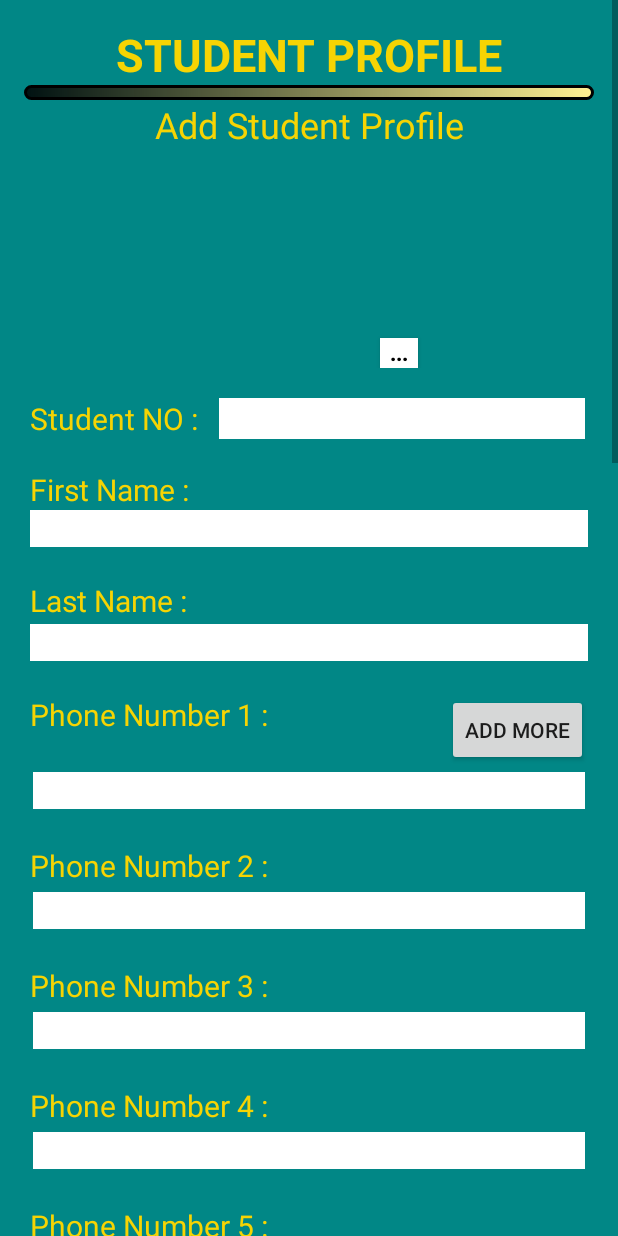
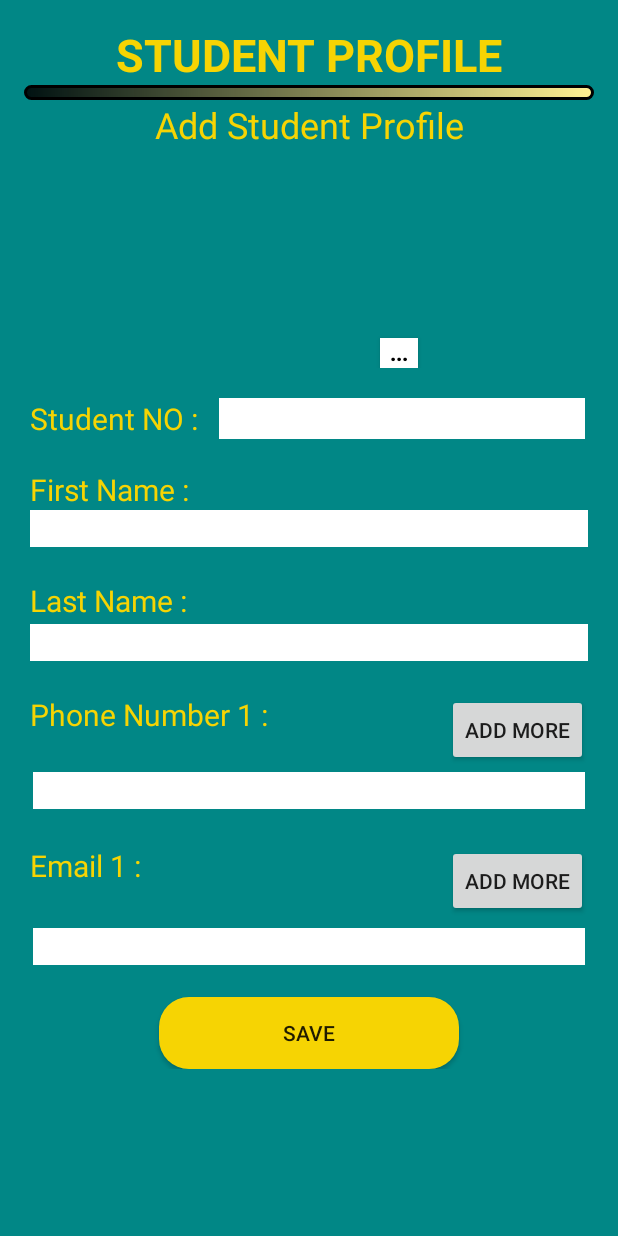
Before and after one commit to sujith-jeewantha/Student-Math-Test-Android-Java, an Android app: the AddStudentProfileActivity screen opened directly, with no data from a screen before it, on a phone screen of 412 x 824 dp. Run offline under Robolectric (Android 15) with nearby library versions, the light colour scheme and no system bars; libraries missing offline, so code that uses them is left out: com.karumi.dexter; pictures from the network do not load.

Commit message:
final update

```diff
--- a/app/src/main/java/com/sgstech/studentmathtest/AddStudentProfileActivity.java
+++ b/app/src/main/java/com/sgstech/studentmathtest/AddStudentProfileActivity.java
@@ -34,10 +34,8 @@
 import com.sgstech.studentmathtest.Database.model.Student;
 
 import java.io.File;
-import java.io.FileNotFoundException;
 import java.io.FileOutputStream;
 import java.io.IOException;
-import java.io.InputStream;
 import java.util.List;
 
 
@@ -69,6 +67,9 @@
 
     private String noImageText = "NOIMG";
 
+    int etPhoneNo = -1;
+    int etEmailNo = -1;
+
 
     /**
      * Global image
@@ -81,30 +82,30 @@
             editTextFirstName,
             editTextLastName,
 
-            editTextPhoneNoOne,
-            editTextPhoneNoTwo,
-            editTextPhoneNoThree,
-            editTextPhoneNoFour,
-            editTextPhoneNoFive,
-            editTextPhoneNoSix,
-            editTextPhoneNoSeven,
-            editTextPhoneNoEight,
-            editTextPhoneNoNine,
-            editTextPhoneNoTen,
+            editTextPhone_1,
+            editTextPhone_2,
+            editTextPhone_3,
+            editTextPhone_4,
+            editTextPhone_5,
+            editTextPhone_6,
+            editTextPhone_7,
+            editTextPhone_8,
+            editTextPhone_9,
+            editTextPhone_10,
 
-            editTextEmailOne,
-            editTextEmailTwo,
-            editTextEmailThree,
-            editTextEmailFour,
-            editTextEmailFive,
-            editTextEmailSix,
-            editTextEmailSeven,
-            editTextEmailEight,
-            editTextEmailNine,
-            editTextEmailTen;
+            editTextEmail_1,
+            editTextEmail_2,
+            editTextEmail_3,
+            editTextEmail_4,
+            editTextEmail_5,
+            editTextEmail_6,
+            editTextEmail_7,
+            editTextEmail_8,
+            editTextEmail_9,
+            editTextEmail_10;
 
     ImageView ivProfilePic;
-    Button  btnProfilePic;
+    Button  btnProfilePic, btnAddMorePhone, btnAddMoreEmail;
 
     ProgressDialog progressDialog;
 
@@ -125,27 +126,28 @@
         editTextFirstName = findViewById(R.id.enter_student_first_name);
         editTextLastName = findViewById(R.id.enter_student_last_name);
 
-        editTextPhoneNoOne = findViewById(R.id.entertpNo_one);
-        editTextPhoneNoTwo = findViewById(R.id.entertpNo_two);
-        editTextPhoneNoThree = findViewById(R.id.entertpNo_three);
-        editTextPhoneNoFour = findViewById(R.id.entertpNo_four);
-        editTextPhoneNoFive = findViewById(R.id.entertpNo_five);
-        editTextPhoneNoSix = findViewById(R.id.entertpNo_six);
-        editTextPhoneNoSeven = findViewById(R.id.entertpNo_seven);
-        editTextPhoneNoEight = findViewById(R.id.entertpNo_eight);
-        editTextPhoneNoNine = findViewById(R.id.entertpNo_nine);
-        editTextPhoneNoTen = findViewById(R.id.entertpNo_ten);
+        editTextPhone_1 = findViewById(R.id.entertpNo_one);
+        editTextPhone_2 = findViewById(R.id.entertpNo_two);
+        editTextPhone_3 = findViewById(R.id.entertpNo_three);
+        editTextPhone_4 = findViewById(R.id.entertpNo_four);
+        editTextPhone_5 = findViewById(R.id.entertpNo_five);
+        editTextPhone_6 = findViewById(R.id.entertpNo_six);
+        editTextPhone_7 = findViewById(R.id.entertpNo_seven);
+        editTextPhone_8 = findViewById(R.id.entertpNo_eight);
+        editTextPhone_9 = findViewById(R.id.entertpNo_nine);
+        editTextPhone_10 = findViewById(R.id.entertpNo_ten);
 
-        editTextEmailOne = findViewById(R.id.enterEmail_one);
-        editTextEmailTwo = findViewById(R.id.enterEmail_two);
-        editTextEmailThree = findViewById(R.id.enterEmail_three);
-        editTextEmailFour = findViewById(R.id.enterEmail_four);
-        editTextEmailFive = findViewById(R.id.enterEmail_five);
-        editTextEmailSix = findViewById(R.id.enterEmail_six);
-        editTextEmailSeven = findViewById(R.id.enterEmail_seven);
-        editTextEmailEight = findViewById(R.id.enterEmail_eight);
-        editTextEmailNine = findViewById(R.id.enterEmail_nine);
-        editTextEmailTen = findViewById(R.id.enterEmail_ten);
+        editTextEmail_1 = findViewById(R.id.enterEmail_one);
+        editTextEmail_2 = findViewById(R.id.enterEmail_two);
+        editTextEmail_3 = findViewById(R.id.enterEmail_three);
+        editTextEmail_4 = findViewById(R.id.enterEmail_four);
+        editTextEmail_5 = findViewById(R.id.enterEmail_five);
+        editTextEmail_6 = findViewById(R.id.enterEmail_six);
+        editTextEmail_7 = findViewById(R.id.enterEmail_seven);
+        editTextEmail_8 = findViewById(R.id.enterEmail_eight);
+        editTextEmail_9 = findViewById(R.id.enterEmail_nine);
+        editTextEmail_10 = findViewById(R.id.enterEmail_ten);
+
 
         LinearLayout phoneTwoLayout = (LinearLayout) findViewById(R.id.layoutPhone_2);
         LinearLayout phoneThreeLayout = (LinearLayout) findViewById(R.id.layoutPhone_3);
@@ -167,27 +169,59 @@
         LinearLayout emailNineLayout = (LinearLayout) findViewById(R.id.layoutEmail_9);
         LinearLayout emailTenLayout = (LinearLayout) findViewById(R.id.layoutEmail_10);
 
+        LinearLayout[] phoneLayouts = new LinearLayout[]{
 
-//        phoneTwoLayout.setVisibility(View.GONE);
-//        phoneThreeLayout.setVisibility(View.GONE);
-//        phoneFourLayout.setVisibility(View.GONE);
-//        phoneFiveLayout.setVisibility(View.GONE);
-//        phoneSixLayout.setVisibility(View.GONE);
-//        phoneSevenLayout.setVisibility(View.GONE);
-//        phoneEightLayout.setVisibility(View.GONE);
-//        phoneNineNLayout.setVisibility(View.GONE);
-//        phoneTenLayout.setVisibility(View.GONE);
-//
-//        emailTwoLayout.setVisibility(View.GONE);
-//        emailThreeLayout.setVisibility(View.GONE);
-//        emailFourLayout.setVisibility(View.GONE);
-//        emailFiveLayout.setVisibility(View.GONE);
-//        emailSixLayout.setVisibility(View.GONE);
-//        emailSevenLayout.setVisibility(View.GONE);
-//        emailEightLayout.setVisibility(View.GONE);
-//        emailNineLayout.setVisibility(View.GONE);
-//        emailTenLayout.setVisibility(View.GONE);
+                phoneTwoLayout,
+                phoneThreeLayout,
+                phoneFourLayout,
+                phoneFiveLayout,
+                phoneSixLayout,
+                phoneSevenLayout,
+                phoneEightLayout,
+                phoneNineNLayout,
+                phoneTenLayout
 
+        };
+
+        LinearLayout[] emailLayouts = new LinearLayout[]{
+
+                emailTwoLayout,
+                emailThreeLayout,
+                emailFourLayout,
+                emailFiveLayout,
+                emailSixLayout,
+                emailSevenLayout,
+                emailEightLayout,
+                emailNineLayout,
+                emailTenLayout
+
+        };
+
+
+        phoneTwoLayout.setVisibility(View.GONE);
+        phoneThreeLayout.setVisibility(View.GONE);
+        phoneFourLayout.setVisibility(View.GONE);
+        phoneFiveLayout.setVisibility(View.GONE);
+        phoneSixLayout.setVisibility(View.GONE);
+        phoneSevenLayout.setVisibility(View.GONE);
+        phoneEightLayout.setVisibility(View.GONE);
+        phoneNineNLayout.setVisibility(View.GONE);
+        phoneTenLayout.setVisibility(View.GONE);
+
+
+
+        emailTwoLayout.setVisibility(View.GONE);
+        emailThreeLayout.setVisibility(View.GONE);
+        emailFourLayout.setVisibility(View.GONE);
+        emailFiveLayout.setVisibility(View.GONE);
+        emailSixLayout.setVisibility(View.GONE);
+        emailSevenLayout.setVisibility(View.GONE);
+        emailEightLayout.setVisibility(View.GONE);
+        emailNineLayout.setVisibility(View.GONE);
+        emailTenLayout.setVisibility(View.GONE);
+
+        btnAddMorePhone = (Button) findViewById(R.id.btnAddMorePhone);
+        btnAddMoreEmail = (Button) findViewById(R.id.btnAddMoreEmail);
 
         ivProfilePic = (ImageView) findViewById(R.id.ivProfile);
 
@@ -274,6 +308,46 @@
 
             }
         });
+
+        btnAddMorePhone.setOnClickListener(new View.OnClickListener() {
+            @Override
+            public void onClick(View view) {
+
+                try {
+                    if(etPhoneNo < 10 ) {
+                        etPhoneNo++;
+                        Log.d("btn_idp", String.valueOf(etPhoneNo));
+                        phoneLayouts[etPhoneNo].setVisibility(View.VISIBLE);
+                    }
+                }catch (Exception e)
+                {
+                    System.out.println(e);
+                }
+
+
+
+
+            }
+        });
+
+        btnAddMoreEmail.setOnClickListener(new View.OnClickListener() {
+            @Override
+            public void onClick(View view) {
+
+                try {
+                    if(etEmailNo < 10 ) {
+                        etEmailNo++;
+                        Log.d("btn_ide", String.valueOf(etEmailNo));
+                        emailLayouts[etEmailNo].setVisibility(View.VISIBLE);
+                    }
+                }catch (Exception e)
+                {
+                    System.out.println(e);
+                }
+
+
+            }
+        });
     }
 
 
@@ -287,27 +361,27 @@
          final String sFirstName  =  editTextFirstName.getText().toString().trim();
          final String sLastName  =  editTextLastName .getText().toString().trim();
 
-         final String sPhoneNoOne  =  editTextPhoneNoOne.getText().toString().trim();
-         final String sPhoneNoTwo  =  editTextPhoneNoTwo.getText().toString().trim();
-         final String sPhoneNoThree  =  editTextPhoneNoThree.getText().toString().trim();
-         final String sPhoneNoFour  =  editTextPhoneNoFour.getText().toString().trim();
-         final String sPhoneNoFive  =  editTextPhoneNoFive.getText().toString().trim();
-         final String sPhoneNoSix  =  editTextPhoneNoSix.getText().toString().trim();
-         final String sPhoneNoSeven  =  editTextPhoneNoSeven.getText().toString().trim();
-         final String sPhoneNoEight  =  editTextPhoneNoEight.getText().toString().trim();
-         final String sPhoneNoNine  =  editTextPhoneNoNine.getText().toString().trim();
-         final String sPhoneNoTen  =  editTextPhoneNoTen.getText().toString().trim();
+         final String sPhoneNoOne  =  editTextPhone_1.getText().toString().trim();
+         final String sPhoneNoTwo  =  editTextPhone_2.getText().toString().trim();
+         final String sPhoneNoThree  =  editTextPhone_3.getText().toString().trim();
+         final String sPhoneNoFour  =  editTextPhone_4.getText().toString().trim();
+         final String sPhoneNoFive  =  editTextPhone_5.getText().toString().trim();
+         final String sPhoneNoSix  =  editTextPhone_6.getText().toString().trim();
+         final String sPhoneNoSeven  =  editTextPhone_7.getText().toString().trim();
+         final String sPhoneNoEight  =  editTextPhone_8.getText().toString().trim();
+         final String sPhoneNoNine  =  editTextPhone_9.getText().toString().trim();
+         final String sPhoneNoTen  =  editTextPhone_10.getText().toString().trim();
 
-         final String sEmailOne  =  editTextEmailOne.getText().toString().trim();
-         final String sEmailTwo  =  editTextEmailTwo.getText().toString().trim();
-         final String sEmailThree  =  editTextEmailThree.getText().toString().trim();
-         final String sEmailFour  =  editTextEmailFour.getText().toString().trim();
-         final String sEmailFive  =  editTextEmailFive.getText().toString().trim();
-         final String sEmailSix  =  editTextEmailSix.getText().toString().trim();
-         final String sEmailSeven  =  editTextEmailSeven.getText().toString().trim();
-         final String sEmailEight  =  editTextEmailEight.getText().toString().trim();
-         final String sEmailNine  =  editTextEmailNine.getText().toString().trim();
-         final String sEmailTen  =  editTextEmailTen.getText().toString().trim();
+         final String sEmailOne  =  editTextEmail_1.getText().toString().trim();
+         final String sEmailTwo  =  editTextEmail_2.getText().toString().trim();
+         final String sEmailThree  = editTextEmail_3.getText().toString().trim();
+         final String sEmailFour  = editTextEmail_4.getText().toString().trim();
+         final String sEmailFive  = editTextEmail_5.getText().toString().trim();
+         final String sEmailSix  =  editTextEmail_6.getText().toString().trim();
+         final String sEmailSeven  =editTextEmail_7.getText().toString().trim();
+         final String sEmailEight  =editTextEmail_8.getText().toString().trim();
+         final String sEmailNine  = editTextEmail_9.getText().toString().trim();
+         final String sEmailTen  =  editTextEmail_10.getText().toString().trim();
 
 
 
--- a/app/src/main/java/com/sgstech/studentmathtest/ProgressBar/AbsProgressBar.java
+++ b/app/src/main/java/com/sgstech/studentmathtest/ProgressBar/AbsProgressBar.java
@@ -29,7 +29,7 @@
     protected int textColor;
 
     /**进度条*/
-    protected int progress;
+    protected float progress;
 
     /**最大进度*/
     protected int maxProgress;
@@ -130,7 +130,7 @@
      * 设置进度
      * @param progress
      */
-    public void setProgress(int progress) {
+    public void setProgress(float progress) {
         this.progress = Math.min(progress, maxProgress);
         invalidate();
     }
--- a/app/src/main/res/layout/activity_add_student_profile.xml
+++ b/app/src/main/res/layout/activity_add_student_profile.xml
@@ -273,6 +273,7 @@
                                 android:layout_height="match_parent">
 
                                 <Button
+                                    android:id="@+id/btnAddMorePhone"
                                     android:layout_width="wrap_content"
                                     android:layout_height="match_parent"
                                     android:text="Add More"/>
@@ -292,7 +293,9 @@
                                 android:layout_margin="2dp"
                                 android:background="@color/pureWhite"
                                 android:layout_width="match_parent"
-                                android:layout_height="match_parent"/>
+                                android:layout_height="match_parent"
+                                android:inputType="number"
+                                android:maxLength="10"/>
 
                         </LinearLayout>
 
@@ -344,7 +347,9 @@
                                 android:layout_margin="2dp"
                                 android:background="@color/pureWhite"
                                 android:layout_width="match_parent"
-                                android:layout_height="match_parent"/>
+                                android:layout_height="match_parent"
+                                android:inputType="number"
+                                android:maxLength="10"/>
 
                         </LinearLayout>
 
@@ -396,7 +401,9 @@
                                 android:layout_margin="2dp"
                                 android:background="@color/pureWhite"
                                 android:layout_width="match_parent"
-                                android:layout_height="match_parent"/>
+                                android:layout_height="match_parent"
+                                android:inputType="number"
+                                android:maxLength="10"/>
 
                         </LinearLayout>
 
@@ -448,7 +455,9 @@
                                 android:layout_margin="2dp"
                                 android:background="@color/pureWhite"
                                 android:layout_width="match_parent"
-                                android:layout_height="match_parent"/>
+                                android:layout_height="match_parent"
+                                android:inputType="number"
+                                android:maxLength="10"/>
 
                         </LinearLayout>
 
@@ -500,7 +509,9 @@
                                 android:layout_margin="2dp"
                                 android:background="@color/pureWhite"
                                 android:layout_width="match_parent"
-                                android:layout_height="match_parent"/>
+                                android:layout_height="match_parent"
+                                android:inputType="number"
+                                android:maxLength="10"/>
 
                         </LinearLayout>
 
@@ -552,7 +563,9 @@
                                 android:layout_margin="2dp"
                                 android:background="@color/pureWhite"
                                 android:layout_width="match_parent"
-                                android:layout_height="match_parent"/>
+                                android:layout_height="match_parent"
+                                android:inputType="number"
+                                android:maxLength="10"/>
 
                         </LinearLayout>
 
@@ -604,7 +617,9 @@
                                 android:layout_margin="2dp"
                                 android:background="@color/pureWhite"
                                 android:layout_width="match_parent"
-                                android:layout_height="match_parent"/>
+                                android:layout_height="match_parent"
+                                android:inputType="number"
+                                android:maxLength="10"/>
 
                         </LinearLayout>
 
@@ -708,7 +723,9 @@
                                 android:layout_margin="2dp"
                                 android:background="@color/pureWhite"
                                 android:layout_width="match_parent"
-                                android:layout_height="match_parent"/>
+                                android:layout_height="match_parent"
+                                android:inputType="number"
+                                android:maxLength="10"/>
 
                         </LinearLayout>
 
@@ -760,7 +777,9 @@
                                 android:layout_margin="2dp"
                                 android:background="@color/pureWhite"
                                 android:layout_width="match_parent"
-                                android:layout_height="match_parent"/>
+                                android:layout_height="match_parent"
+                                android:inputType="number"
+                                android:maxLength="10"/>
 
                         </LinearLayout>
 
@@ -804,6 +823,7 @@
 
 
                                 <Button
+                                    android:id="@+id/btnAddMoreEmail"
                                     android:layout_width="wrap_content"
                                     android:layout_height="match_parent"
                                     android:text="Add More"/>
--- a/app/src/main/res/layout/activity_update_student_math_test.xml
+++ b/app/src/main/res/layout/activity_update_student_math_test.xml
@@ -397,7 +397,7 @@
                 android:textColor="@color/main_yellow" />
 
             <Button
-                android:id="@+id/button_update"
+                android:id="@+id/btn_submit_ans"
                 android:layout_width="200dp"
                 android:layout_height="wrap_content"
                 android:layout_gravity="center_horizontal"
```
Also changed, not shown: app/src/main/java/com/sgstech/studentmathtest/UpdateStudentMathTestActivity.java (+47 -20 lines).
